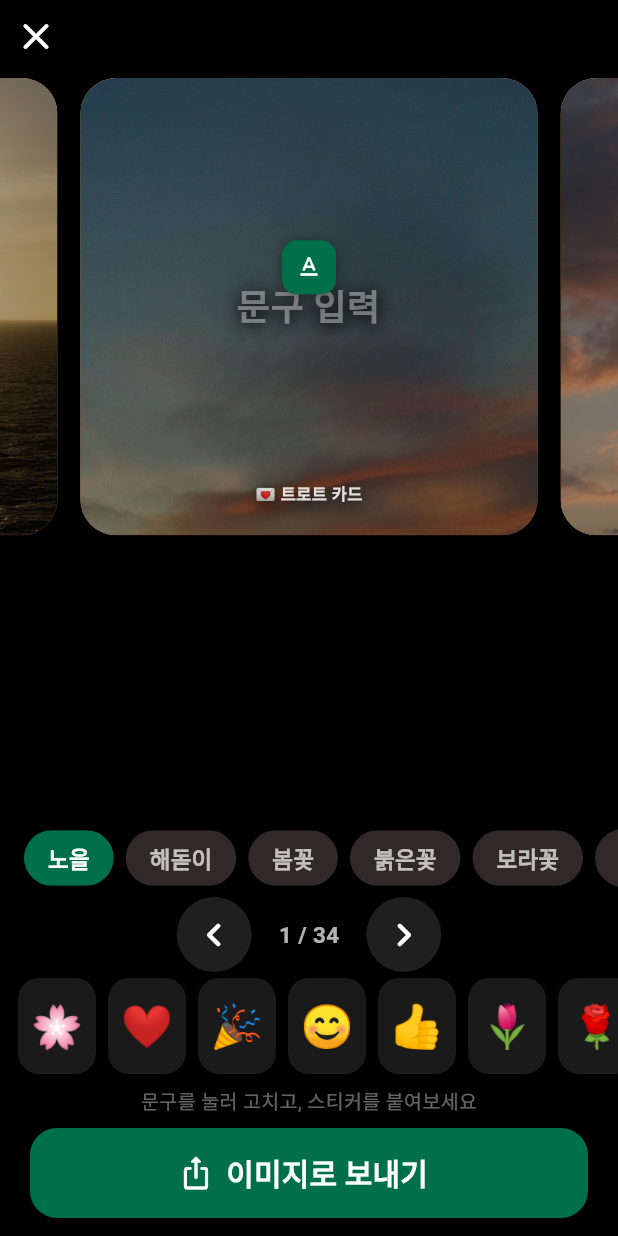
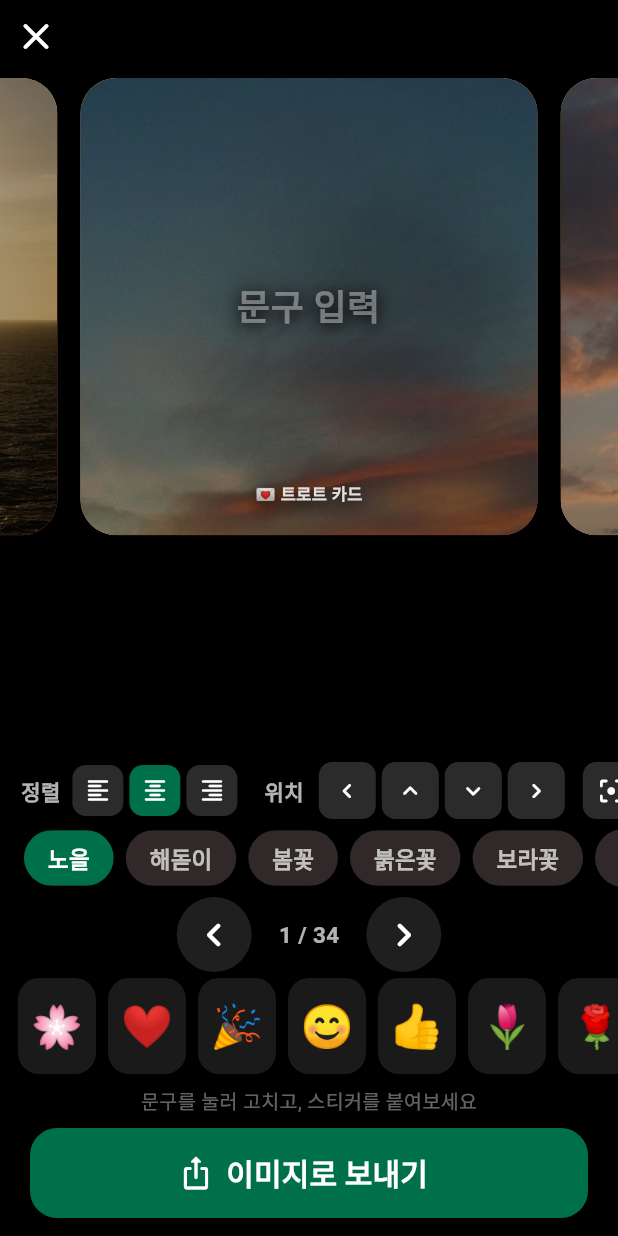
Before and after one commit to leentj-dev/trotcard, a Flutter app: the EditShareScreen screen opened directly with empty values, on a phone screen of 412 x 824 dp. Run offline on Flutter 3.47's test engine with Material 3 defaults, Android fonts, the phone set to English and light mode, and no system bars; our stand-ins replace cached_network_image, cloud_firestore, firebase_core, firebase_remote_config, google_mobile_ads, package_info_plus and 3 more; accounts and stored records are empty; network calls fail.

Commit message:
refactor: 글자 정렬·위치 도구를 카드 밖 고정 줄로 이동 (글자 안 가림)
- 카드 위 떠있던 도구 제거 → 카드 아래 도구줄: 정렬 3버튼 + 위치 방향버튼(◀▲▼▶)+가운데
- 이동을 드래그 대신 방향 버튼으로 → 배경 넘기기와 충돌 없음
- version 1.0.0+17

Co-Authored-By: Claude Opus 4.8 (1M context) <noreply@anthropic.com>

```diff
--- a/app/lib/widgets/greeting_card.dart
+++ b/app/lib/widgets/greeting_card.dart
@@ -307,6 +307,21 @@ class _Sticker {
   _Sticker(this.emoji, this.pos, this.scale);
 }
 
+/// 도구줄의 작은 라벨(정렬/위치).
+class _ToolLabel extends StatelessWidget {
+  final String text;
+  const _ToolLabel(this.text);
+  @override
+  Widget build(BuildContext context) => Padding(
+        padding: const EdgeInsets.only(right: 8),
+        child: Text(text,
+            style: const TextStyle(
+                color: Colors.white70,
+                fontSize: 14,
+                fontWeight: FontWeight.w700)),
+      );
+}
+
 /// 이미지 편집·공유 화면.
 /// - 문구는 카드 위에서 바로 수정(별도 입력칸 없음).
 /// - 아래 가로 스크롤 팔레트에서 스티커를 붙이고, 드래그로 옮기고,
@@ -356,8 +371,6 @@ class _EditShareScreenState extends State<EditShareScreen>
   Offset _textPos = const Offset(0.5, 0.5);
   // 문구 정렬(왼쪽/가운데/오른쪽).
   TextAlign _textAlign = TextAlign.center;
-  // 글자 도구(정렬·이동) 펼침 여부. 기본은 접힘 → 글자가 잘 보이게.
-  bool _textToolsOpen = false;
 
   static const _palette = [
     '🌸','❤️','🎉','😊','👍','🌷','🌹','✨','🥰','💐',
@@ -554,6 +567,33 @@ class _EditShareScreenState extends State<EditShareScreen>
                     ],
                   );
                 },
+              ),
+            ),
+            // ── 글자 도구: 정렬 + 위치 이동(방향 버튼) ──
+            SizedBox(
+              height: 46,
+              child: SingleChildScrollView(
+                scrollDirection: Axis.horizontal,
+                padding: const EdgeInsets.symmetric(horizontal: 14),
+                child: Row(
+                  children: [
+                  const _ToolLabel('정렬'),
+                  _alignBtn(TextAlign.left, Icons.format_align_left_rounded),
+                  const SizedBox(width: 4),
+                  _alignBtn(TextAlign.center, Icons.format_align_center_rounded),
+                  const SizedBox(width: 4),
+                  _alignBtn(TextAlign.right, Icons.format_align_right_rounded),
+                  const SizedBox(width: 18),
+                  const _ToolLabel('위치'),
+                  _nudgeBtn(-0.06, 0, Icons.chevron_left_rounded),
+                  _nudgeBtn(0, -0.06, Icons.keyboard_arrow_up_rounded),
+                  _nudgeBtn(0, 0.06, Icons.keyboard_arrow_down_rounded),
+                  _nudgeBtn(0.06, 0, Icons.chevron_right_rounded),
+                  const SizedBox(width: 8),
+                  _nudgeBtn(0, 0, Icons.filter_center_focus_rounded,
+                      reset: true), // 가운데로
+                  ],
+                ),
               ),
             ),
             // ── 배경 분위기(카테고리) 선택 ──
@@ -759,35 +799,7 @@ class _EditShareScreenState extends State<EditShareScreen>
           ),
         ),
       ),
-      // 글자 도구(정렬·이동) — 접고 펴기. 접히면 작은 버튼만 → 글자가 잘 보임. 캡처엔 미표시.
-      if (!capture)
-        Positioned(
-          left: 0,
-          right: 0,
-          top: (_textPos.dy * side - side * 0.145).clamp(0.0, side * 0.88),
-          child: Align(
-            alignment: Alignment(_textPos.dx * 2 - 1, 0),
-            child: _textToolsOpen
-                ? Row(
-                    mainAxisSize: MainAxisSize.min,
-                    children: [
-                      _alignBtn(
-                          TextAlign.left, Icons.format_align_left_rounded),
-                      const SizedBox(width: 4),
-                      _alignBtn(
-                          TextAlign.center, Icons.format_align_center_rounded),
-                      const SizedBox(width: 4),
-                      _alignBtn(
-                          TextAlign.right, Icons.format_align_right_rounded),
-                      const SizedBox(width: 8),
-                      _textMoveHandle(side),
-                      const SizedBox(width: 6),
-                      _toolToggle(false, Icons.close_rounded),
-                    ],
-                  )
-                : _toolToggle(true, Icons.text_format_rounded),
-          ),
-        ),
+      // (글자 정렬·위치 도구는 카드 밖 고정 줄로 이동 → 카드 위엔 아무것도 안 얹음)
       // 브랜드 — 카드 맨 하단
       Positioned(
         left: 0,
@@ -813,21 +825,31 @@ class _EditShareScreenState extends State<EditShareScreen>
     );
   }
 
-  /// 글자 도구 접기/펴기 버튼.
-  Widget _toolToggle(bool open, IconData icon) {
-    return GestureDetector(
-      behavior: HitTestBehavior.opaque,
-      onTap: () => setState(() => _textToolsOpen = open),
-      child: Container(
-        width: 36,
-        height: 36,
-        alignment: Alignment.center,
-        decoration: BoxDecoration(
-          color: const Color(0xFF00704A),
-          borderRadius: BorderRadius.circular(10),
-          boxShadow: const [BoxShadow(color: Color(0x66000000), blurRadius: 5)],
+  /// 글자 위치 이동(방향 버튼). reset=true면 가운데로 되돌림.
+  Widget _nudgeBtn(double dx, double dy, IconData icon, {bool reset = false}) {
+    return Padding(
+      padding: const EdgeInsets.symmetric(horizontal: 2),
+      child: GestureDetector(
+        behavior: HitTestBehavior.opaque,
+        onTap: () => setState(() {
+          _textPos = reset
+              ? const Offset(0.5, 0.5)
+              : Offset(
+                  (_textPos.dx + dx).clamp(0.15, 0.85),
+                  (_textPos.dy + dy).clamp(0.12, 0.88),
+                );
+        }),
+        child: Container(
+          width: 38,
+          height: 38,
+          alignment: Alignment.center,
+          decoration: BoxDecoration(
+            color: const Color(0xE6303030),
+            borderRadius: BorderRadius.circular(9),
+            boxShadow: const [BoxShadow(color: Color(0x55000000), blurRadius: 4)],
+          ),
+          child: Icon(icon, color: Colors.white, size: 20),
         ),
-        child: Icon(icon, color: Colors.white, size: 20),
       ),
     );
   }
@@ -852,38 +874,6 @@ class _EditShareScreenState extends State<EditShareScreen>
     );
   }
 
-  /// 글자 블록을 잡고 옮기는 손잡이(편집 화면 표시용, 공유 캡처엔 안 나옴).
-  Widget _textMoveHandle(double side) {
-    return GestureDetector(
-      behavior: HitTestBehavior.opaque,
-      onPanUpdate: (d) => setState(() {
-        _textPos = Offset(
-          (_textPos.dx + d.delta.dx / side).clamp(0.18, 0.82),
-          (_textPos.dy + d.delta.dy / side).clamp(0.14, 0.86),
-        );
-      }),
-      child: Container(
-        padding: const EdgeInsets.symmetric(horizontal: 12, vertical: 6),
-        decoration: BoxDecoration(
-          color: const Color(0xFF00704A),
-          borderRadius: BorderRadius.circular(20),
-          boxShadow: const [BoxShadow(color: Color(0x66000000), blurRadius: 6)],
-        ),
-        child: const Row(
-          mainAxisSize: MainAxisSize.min,
-          children: [
-            Icon(Icons.open_with_rounded, color: Colors.white, size: 16),
-            SizedBox(width: 4),
-            Text('글자 이동',
-                style: TextStyle(
-                    color: Colors.white,
-                    fontSize: 12,
-                    fontWeight: FontWeight.w800)),
-          ],
-        ),
-      ),
-    );
-  }
 
   Widget _bgArrow(IconData icon, VoidCallback onTap) {
     return InkResponse(
--- a/app/pubspec.yaml
+++ b/app/pubspec.yaml
@@ -2,7 +2,7 @@ name: trotcard
 description: "트로트 카드 — 트롯을 들으며 마음 카드를 나누는 시니어용 앱."
 publish_to: 'none'
 
-version: 1.0.0+16
+version: 1.0.0+17
 
 environment:
   sdk: ^3.11.1
```
